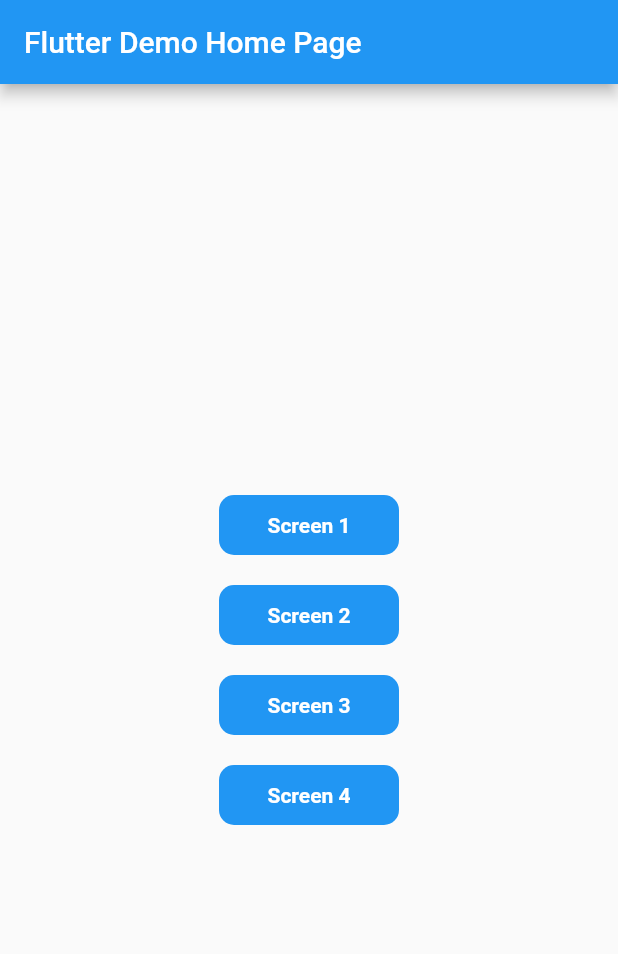
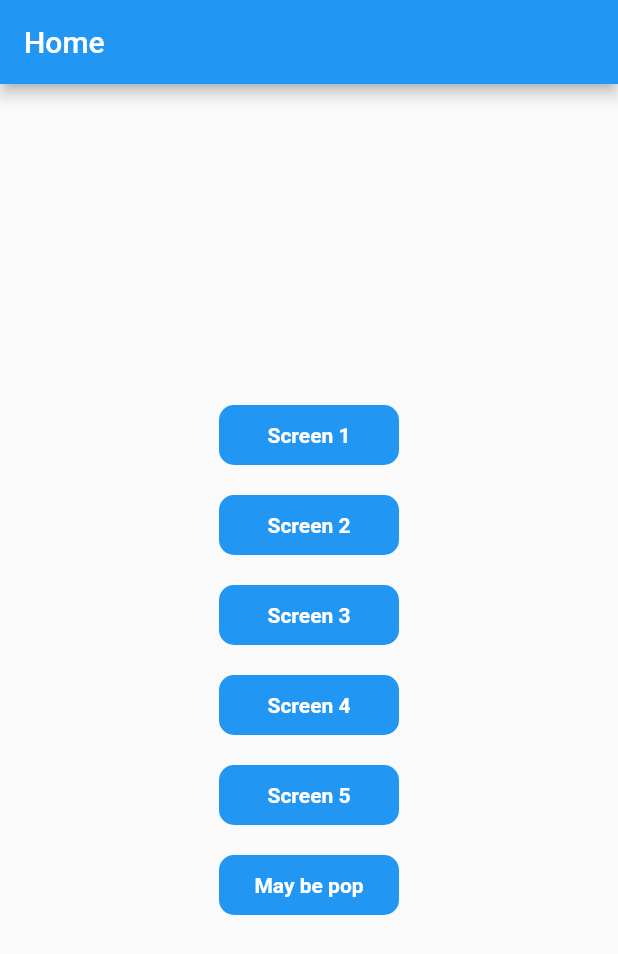
Before and after one commit to petemoyaplg/flutter_navigation, a Flutter app: the screen it shows after launch, on a phone screen of 412 x 824 dp. Shown: the top 954 px of the screen. Run offline on Flutter 3.47's test engine with Material 2 defaults, Android fonts, the phone set to English and light mode, and no system bars.

Commit message:
nagigation with flutter

```diff
--- a/lib/main.dart
+++ b/lib/main.dart
@@ -1,8 +1,10 @@
 import 'package:flutter/material.dart';
+import 'package:flutter/services.dart';
 import 'package:flutter_navigation/screens/screen1.dart';
 import 'package:flutter_navigation/screens/screen2.dart';
 import 'package:flutter_navigation/screens/screen3.dart';
 import 'package:flutter_navigation/screens/screen4.dart';
+import 'package:flutter_navigation/screens/screen5.dart';
 
 void main() {
   runApp(const MyApp());
@@ -17,28 +19,53 @@ class MyApp extends StatelessWidget {
     return MaterialApp(
       title: 'Flutter Demo',
       theme: ThemeData(primarySwatch: Colors.blue),
-      home: const MyHomePage(title: 'Flutter Demo Home Page'),
+      home: const Home(),
     );
   }
 }
 
-class MyHomePage extends StatefulWidget {
-  const MyHomePage({super.key, required this.title});
-
-  final String title;
+class Home extends StatefulWidget {
+  const Home({super.key});
 
   @override
-  State<MyHomePage> createState() => _MyHomePageState();
+  State<Home> createState() => _HomeState();
 }
 
-class _MyHomePageState extends State<MyHomePage> {
+class _HomeState extends State<Home> {
+  DateTime backPressedTime = DateTime.now();
+
+  Future<bool> _onBackPressed(BuildContext context) async {
+    final difference = DateTime.now().difference(backPressedTime);
+    backPressedTime = DateTime.now();
+    if (difference >= const Duration(milliseconds: 700)) {
+      toast(context, "Click again to close the app");
+      return false;
+    } else {
+      SystemNavigator.pop(animated: true);
+      return true;
+    }
+  }
+
+  void toast(BuildContext context, String text) {
+    ScaffoldMessenger.of(context).showSnackBar(
+      SnackBar(
+        duration: const Duration(milliseconds: 700),
+        content: Text(text),
+        behavior: SnackBarBehavior.floating,
+        dismissDirection: DismissDirection.startToEnd,
+        shape: RoundedRectangleBorder(borderRadius: BorderRadius.circular(10)),
+      ),
+    );
+  }
+
   @override
   Widget build(BuildContext context) {
+    backPressedTime = DateTime.now();
     return Scaffold(
-      appBar: AppBar(
-        title: Text(widget.title),
-      ),
-      body: Center(
+      appBar: AppBar(title: const Text('Home')),
+      body: WillPopScope(
+        onWillPop: () async => _onBackPressed(context),
+        child: Center(
           child: Column(
             mainAxisAlignment: MainAxisAlignment.center,
             children: [
@@ -146,9 +173,61 @@ class _MyHomePageState extends State<MyHomePage> {
                   ),
                 ),
               ),
+              GestureDetector(
+                onTap: () {
+                  Navigator.push(
+                    context,
+                    MaterialPageRoute(builder: (context) => const Screen5()),
+                  );
+                },
+                child: Container(
+                  margin: const EdgeInsets.symmetric(vertical: 10),
+                  height: 40,
+                  width: 120,
+                  decoration: BoxDecoration(
+                    color: Colors.blue,
+                    borderRadius: BorderRadius.circular(10),
+                  ),
+                  child: const Center(
+                    child: Text(
+                      "Screen 5",
+                      style: TextStyle(
+                        color: Colors.white,
+                        fontWeight: FontWeight.bold,
+                      ),
+                    ),
+                  ),
+                ),
+              ),
+              GestureDetector(
+                onTap: () {
+                  print('May be pop');
+                  Navigator.maybePop(context);
+                  print(Navigator.canPop(context));
+                },
+                child: Container(
+                  margin: const EdgeInsets.symmetric(vertical: 10),
+                  height: 40,
+                  width: 120,
+                  decoration: BoxDecoration(
+                    color: Colors.blue,
+                    borderRadius: BorderRadius.circular(10),
+                  ),
+                  child: const Center(
+                    child: Text(
+                      "May be pop",
+                      style: TextStyle(
+                        color: Colors.white,
+                        fontWeight: FontWeight.bold,
+                      ),
+                    ),
+                  ),
+                ),
+              ),
             ],
           ),
-      ), // This trailing comma makes auto-formatting nicer for build methods.
+        ),
+      ),
     );
   }
 }
--- a/lib/screens/screen2.dart
+++ b/lib/screens/screen2.dart
@@ -1,3 +1,4 @@
+import 'package:flutter/foundation.dart';
 import 'package:flutter/material.dart';
 import 'package:flutter_navigation/screens/screen1.dart';
 import 'package:flutter_navigation/screens/screen3.dart';
```
Also changed, not shown: lib/screens/screen5.dart (added, +46 -0 lines), lib/screens/screen6.dart (added, +46 -0 lines), lib/screens/screen7.dart (added, +52 -0 lines). Lines whose indentation alone changed are shown as unchanged.
